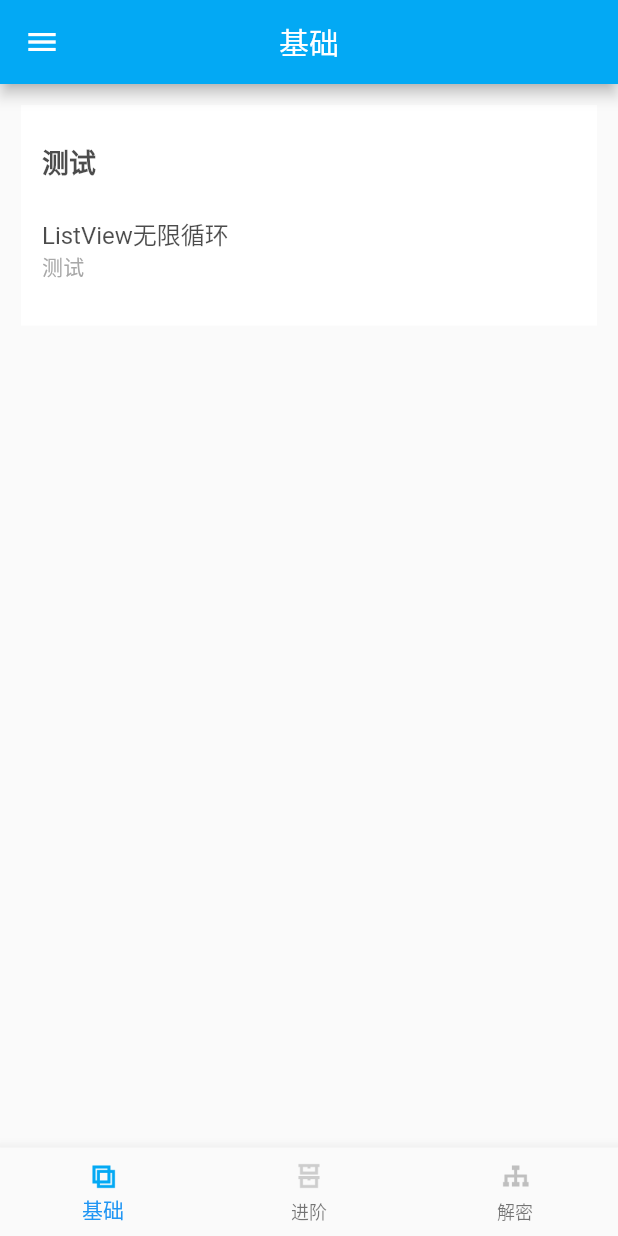
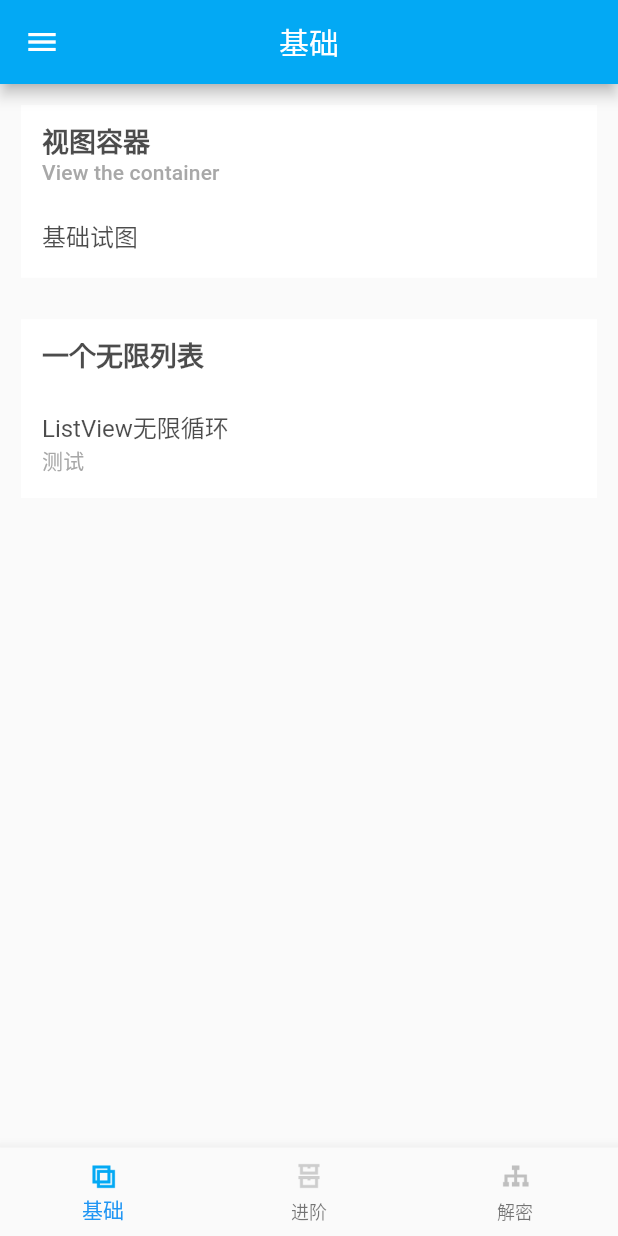
Before and after one commit to WitheredSkull/Flutter_Widget, a Flutter app: the screen it shows after launch, on a phone screen of 412 x 824 dp. Run offline on Flutter 3.47's test engine with Material 2 defaults, Android fonts, the phone set to English and light mode, and no system bars.

Commit message:
基础类

```diff
--- a/lib/application/app.dart
+++ b/lib/application/app.dart
@@ -1,6 +1,8 @@
 import 'package:flutter/material.dart';
 
 class AssetsColor {
+  ///主题色
+  static final Color COLOR_PRIMARY = Colors.lightBlue;
   static final Color COLOR_TITLE_TEXT = Colors.black.withOpacity(0.7);
   static final Color COLOR_SUBTITLE_TEXT = Colors.grey.withOpacity(0.9);
   static final Color COLOR_CONTENT_TEXT = Colors.black.withOpacity(0.7);
--- a/lib/view/base/BaseState.dart
+++ b/lib/view/base/BaseState.dart
@@ -8,10 +8,7 @@ abstract class BaseState<T extends StatefulWidget> extends State<T> {
 
   @override
   Widget build(BuildContext context) {
-    return MaterialApp(
-      title: title,
-      color: Colors.lightBlue,
-      home: Scaffold(
+    return Scaffold(
       appBar: AppBar(
         leading: InkWell(
           child: Icon(Icons.arrow_back),
@@ -24,7 +21,6 @@ abstract class BaseState<T extends StatefulWidget> extends State<T> {
         actions: appbarActions != null ? appbarActions : List(),
       ),
       body: initScaffoldBody(),
-      ),
     );
   }
 
--- /dev/null
+++ b/lib/view/container/Container1Center.dart
@@ -0,0 +1,25 @@
+import 'package:flutter/material.dart';
+import 'package:flutter_widget/view/base/BaseCodeState.dart';
+
+class Container1CenterPage extends StatefulWidget {
+  @override
+  State<StatefulWidget> createState() {
+    return Container1CenterState(isEnableCode: true);
+  }
+}
+
+class Container1CenterState extends BaseCodeState<Container1CenterPage> {
+  @override
+  Widget body() {
+    return Center(
+      child: Text("测试"),
+    );
+  }
+
+  Container1CenterState(
+      {String path, String copeContent, bool isEnableCode=false})
+      : super(
+            path: path,
+            copeContent: copeContent,
+            isEnableCode: isEnableCode);
+}
--- a/lib/view/home/Basics.dart
+++ b/lib/view/home/Basics.dart
@@ -1,6 +1,7 @@
 import 'dart:math';
 
 import 'package:flutter/material.dart';
+import 'package:flutter_widget/view/container/Container1Center.dart';
 import 'package:flutter_widget/view/list/InfiniteList.dart';
 import 'package:flutter_widget/view/login/Login.dart';
 import 'package:flutter_widget/view/widget/Item.dart';
@@ -21,7 +22,21 @@ class BasicsState extends State<BasicsPage> {
     return Column(
       children: <Widget>[
         RectangleContainer(
-          "测试",
+          "视图容器",
+          subtitle: "View the container",
+          children: <Widget>[
+            ItemView(
+              "基础试图",
+              onTap: () {
+                Navigator.push(context, MaterialPageRoute(builder: (setting) {
+                  return Container1CenterPage();
+                }));
+              },
+            )
+          ],
+        ),
+        RectangleContainer(
+          "一个无限列表",
           children: <Widget>[
             ItemView("ListView无限循环", subtitle: "测试", onTap: () {
               _startInfiniteListPage();
--- a/lib/view/list/InfiniteList.dart
+++ b/lib/view/list/InfiniteList.dart
@@ -47,9 +47,7 @@ class InfiniteListState extends BaseState<InfiniteListPage> {
   @override
   Widget initScaffoldBody() {
     return InkWell(
-      onTap: (){
-
-      },
+      onTap: () {},
       splashColor: Colors.greenAccent,
       highlightColor: Colors.lightBlue,
       child: RefreshIndicator(
--- a/lib/view/widget/Item.dart
+++ b/lib/view/widget/Item.dart
@@ -16,7 +16,8 @@ class ItemView extends StatelessWidget {
     this.subtitle,
     this.leading,
     this.trailing,
-    this.contentPadding = const EdgeInsets.all(0),
+    this.contentPadding =
+        const EdgeInsets.only(left: 14, top: 0, bottom: 0, right: 14),
     this.enabled = true,
     this.onTap,
     this.selected = false,
@@ -58,6 +59,5 @@ class ItemView extends StatelessWidget {
       //长按事件
       selected: selected, //是否选中（选中字体会变成主题色）
     );
-    ;
   }
 }
--- a/lib/view/widget/Rectangle.dart
+++ b/lib/view/widget/Rectangle.dart
@@ -23,11 +23,13 @@ class RectangleContainer extends StatelessWidget {
   Widget build(BuildContext context) {
     return Container(
       margin: margin,
-      padding: padding,
       color: backgroundColor,
-      child: ListView(
-        shrinkWrap: true,
-        children: _getChildren(context),
+      child: Material(
+        color: backgroundColor,
+        child: ListView(
+          shrinkWrap: true,
+          children: _getChildren(context),
+        ),
       ),
     );
   }
@@ -41,7 +43,10 @@ class RectangleContainer extends StatelessWidget {
     if (!(titleWidget != null && children[0] != titleWidget)) {
       titleWidget = Padding(
         padding: EdgeInsets.only(
-            top: 10, bottom: (subtitle != null && subtitle.isNotEmpty)?0:10),
+            top: 10,
+            bottom: (subtitle != null && subtitle.isNotEmpty) ? 0 : 10,
+            left: 14,
+            right: 14),
         child: Text(
           title,
           style: TextStyle(
@@ -53,7 +58,7 @@ class RectangleContainer extends StatelessWidget {
       );
       if (subtitle != null && subtitle.isNotEmpty) {
         subtitleWidget = Padding(
-          padding: const EdgeInsets.only(bottom: 6),
+          padding: const EdgeInsets.only(bottom: 6, left: 14, right: 14),
           child: Text(
             subtitle,
             style: Theme.of(context).textTheme.subtitle,
--- a/pubspec.yaml
+++ b/pubspec.yaml
@@ -49,6 +49,7 @@ flutter:
     - assets/images/icon/ic_decode_primary.png
     - assets/images/icon/ic_advance.png
     - assets/images/icon/ic_advance_primary.png
+    - assets/images/icon/ic_code.png
     #  - images/a_dot_burr.jpeg
     #  - images/a_dot_ham.jpeg
 
```
Also changed, not shown: lib/view/base/BaseCodeState.dart (added, +59 -0 lines), assets/images/icon/ic_code.png (added). Lines whose indentation alone changed are shown as unchanged.
